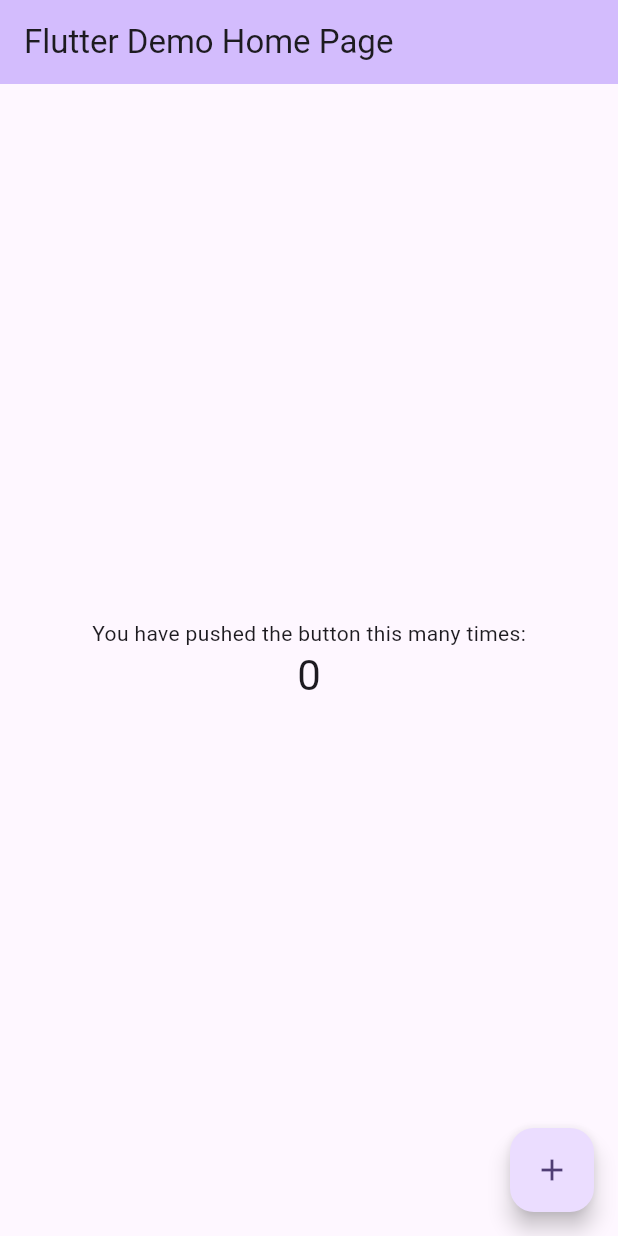
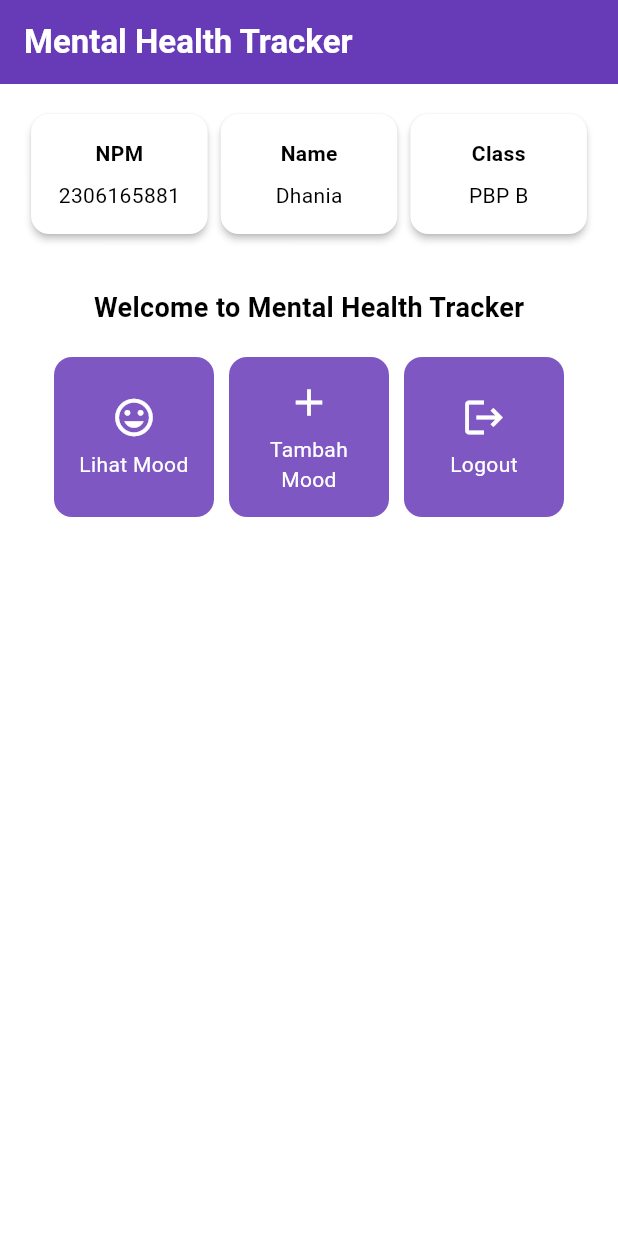
Before and after one commit to dhaniatiara/mental-health-tracker-mobile, a Flutter app: the screen it shows after launch, on a phone screen of 412 x 824 dp. Run offline on Flutter 3.47's test engine with Material 3 defaults, Android fonts, the phone set to English and light mode, and no system bars.

Commit message:
tutorial 6

```diff
--- a/mental_health_tracker/lib/main.dart
+++ b/mental_health_tracker/lib/main.dart
@@ -1,4 +1,5 @@
 import 'package:flutter/material.dart';
+import 'package:mental_health_tracker/menu.dart';
 
 void main() {
   runApp(const MyApp());
@@ -28,98 +29,12 @@ class MyApp extends StatelessWidget {
         //
         // This works for code too, not just values: Most code changes can be
         // tested with just a hot reload.
-        colorScheme: ColorScheme.fromSeed(seedColor: Colors.deepPurple),
+        colorScheme: ColorScheme.fromSwatch(
+              primarySwatch: Colors.deepPurple,
+        ).copyWith(secondary: Colors.deepPurple[400]),
         useMaterial3: true,
       ),
-      home: const MyHomePage(title: 'Flutter Demo Home Page'),
+      home: MyHomePage(),
     );
   }
 }
-
-class MyHomePage extends StatefulWidget {
-  const MyHomePage({super.key, required this.title});
-
-  // This widget is the home page of your application. It is stateful, meaning
-  // that it has a State object (defined below) that contains fields that affect
-  // how it looks.
-
-  // This class is the configuration for the state. It holds the values (in this
-  // case the title) provided by the parent (in this case the App widget) and
-  // used by the build method of the State. Fields in a Widget subclass are
-  // always marked "final".
-
-  final String title;
-
-  @override
-  State<MyHomePage> createState() => _MyHomePageState();
-}
-
-class _MyHomePageState extends State<MyHomePage> {
-  int _counter = 0;
-
-  void _incrementCounter() {
-    setState(() {
-      // This call to setState tells the Flutter framework that something has
-      // changed in this State, which causes it to rerun the build method below
-      // so that the display can reflect the updated values. If we changed
-      // _counter without calling setState(), then the build method would not be
-      // called again, and so nothing would appear to happen.
-      _counter++;
-    });
-  }
-
-  @override
-  Widget build(BuildContext context) {
-    // This method is rerun every time setState is called, for instance as done
-    // by the _incrementCounter method above.
-    //
-    // The Flutter framework has been optimized to make rerunning build methods
-    // fast, so that you can just rebuild anything that needs updating rather
-    // than having to individually change instances of widgets.
-    return Scaffold(
-      appBar: AppBar(
-        // TRY THIS: Try changing the color here to a specific color (to
-        // Colors.amber, perhaps?) and trigger a hot reload to see the AppBar
-        // change color while the other colors stay the same.
-        backgroundColor: Theme.of(context).colorScheme.inversePrimary,
-        // Here we take the value from the MyHomePage object that was created by
-        // the App.build method, and use it to set our appbar title.
-        title: Text(widget.title),
-      ),
-      body: Center(
-        // Center is a layout widget. It takes a single child and positions it
-        // in the middle of the parent.
-        child: Column(
-          // Column is also a layout widget. It takes a list of children and
-          // arranges them vertically. By default, it sizes itself to fit its
-          // children horizontally, and tries to be as tall as its parent.
-          //
-          // Column has various properties to control how it sizes itself and
-          // how it positions its children. Here we use mainAxisAlignment to
-          // center the children vertically; the main axis here is the vertical
-          // axis because Columns are vertical (the cross axis would be
-          // horizontal).
-          //
-          // TRY THIS: Invoke "debug painting" (choose the "Toggle Debug Paint"
-          // action in the IDE, or press "p" in the console), to see the
-          // wireframe for each widget.
-          mainAxisAlignment: MainAxisAlignment.center,
-          children: <Widget>[
-            const Text(
-              'You have pushed the button this many times:',
-            ),
-            Text(
-              '$_counter',
-              style: Theme.of(context).textTheme.headlineMedium,
-            ),
-          ],
-        ),
-      ),
-      floatingActionButton: FloatingActionButton(
-        onPressed: _incrementCounter,
-        tooltip: 'Increment',
-        child: const Icon(Icons.add),
-      ), // This trailing comma makes auto-formatting nicer for build methods.
-    );
-  }
-}
--- /dev/null
+++ b/mental_health_tracker/lib/menu.dart
@@ -0,0 +1,190 @@
+import 'package:flutter/material.dart';
+
+class MyHomePage extends StatelessWidget {
+  final String npm = '2306165881'; // NPM
+  final String name = 'Dhania'; // Nama
+  final String className = 'PBP B'; // Kelas
+  MyHomePage({super.key});
+
+  @override
+  Widget build(BuildContext context) {
+    // Scaffold menyediakan struktur dasar halaman dengan AppBar dan body.
+    return Scaffold(
+      // AppBar adalah bagian atas halaman yang menampilkan judul.
+      appBar: AppBar(
+        // Judul aplikasi "Mental Health Tracker" dengan teks putih dan tebal.
+        title: const Text(
+          'Mental Health Tracker',
+          style: TextStyle(
+            color: Colors.white,
+            fontWeight: FontWeight.bold,
+          ),
+        ),
+        // Warna latar belakang AppBar diambil dari skema warna tema aplikasi.
+        backgroundColor: Theme.of(context).colorScheme.primary,
+      ),
+      // Body halaman dengan padding di sekelilingnya.
+      body: Padding(
+        padding: const EdgeInsets.all(16.0),
+        // Menyusun widget secara vertikal dalam sebuah kolom.
+        child: Column(
+          crossAxisAlignment: CrossAxisAlignment.center,
+          children: [
+            // Row untuk menampilkan 3 InfoCard secara horizontal.
+            Row(
+              mainAxisAlignment: MainAxisAlignment.spaceEvenly,
+              children: [
+                InfoCard(title: 'NPM', content: npm),
+                InfoCard(title: 'Name', content: name),
+                InfoCard(title: 'Class', content: className),
+              ],
+            ),
+
+            // Memberikan jarak vertikal 16 unit.
+            const SizedBox(height: 16.0),
+
+            // Menempatkan widget berikutnya di tengah halaman.
+            Center(
+              child: Column(
+                // Menyusun teks dan grid item secara vertikal.
+
+                children: [
+                  // Menampilkan teks sambutan dengan gaya tebal dan ukuran 18.
+                  const Padding(
+                    padding: EdgeInsets.only(top: 16.0),
+                    child: Text(
+                      'Welcome to Mental Health Tracker',
+                      style: TextStyle(
+                        fontWeight: FontWeight.bold,
+                        fontSize: 18.0,
+                      ),
+                    ),
+                  ),
+
+                  // Grid untuk menampilkan ItemCard dalam bentuk grid 3 kolom.
+                  GridView.count(
+                    primary: true,
+                    padding: const EdgeInsets.all(20),
+                    crossAxisSpacing: 10,
+                    mainAxisSpacing: 10,
+                    crossAxisCount: 3,
+                    // Agar grid menyesuaikan tinggi kontennya.
+                    shrinkWrap: true,
+
+                    // Menampilkan ItemCard untuk setiap item dalam list items.
+                    children: items.map((ItemHomepage item) {
+                      return ItemCard(item);
+                    }).toList(),
+                  ),
+                ],
+              ),
+            ),
+          ],
+        ),
+      ),
+    );
+
+}
+
+  final List<ItemHomepage> items = [
+         ItemHomepage("Lihat Mood", Icons.mood),
+         ItemHomepage("Tambah Mood", Icons.add),
+         ItemHomepage("Logout", Icons.logout),
+     ];
+
+}
+
+
+class InfoCard extends StatelessWidget {
+  // Kartu informasi yang menampilkan title dan content.
+
+  final String title;  // Judul kartu.
+  final String content;  // Isi kartu.
+
+  const InfoCard({super.key, required this.title, required this.content});
+
+  @override
+  Widget build(BuildContext context) {
+    return Card(
+      // Membuat kotak kartu dengan bayangan dibawahnya.
+      elevation: 2.0,
+      child: Container(
+        // Mengatur ukuran dan jarak di dalam kartu.
+        width: MediaQuery.of(context).size.width / 3.5, // menyesuaikan dengan lebar device yang digunakan.
+        padding: const EdgeInsets.all(16.0),
+        // Menyusun title dan content secara vertikal.
+        child: Column(
+          children: [
+            Text(
+              title,
+              style: const TextStyle(fontWeight: FontWeight.bold),
+            ),
+            const SizedBox(height: 8.0),
+            Text(content),
+          ],
+        ),
+      ),
+    );
+  }
+}
+
+class ItemHomepage {
+     final String name;
+     final IconData icon;
+
+     ItemHomepage(this.name, this.icon);
+}
+
+class ItemCard extends StatelessWidget {
+  // Menampilkan kartu dengan ikon dan nama.
+
+  final ItemHomepage item;
+
+  const ItemCard(this.item, {super.key});
+
+  @override
+  Widget build(BuildContext context) {
+    return Material(
+      // Menentukan warna latar belakang dari tema aplikasi.
+      color: Theme.of(context).colorScheme.secondary,
+      // Membuat sudut kartu melengkung.
+      borderRadius: BorderRadius.circular(12),
+
+      child: InkWell(
+        // Aksi ketika kartu ditekan.
+        onTap: () {
+          // Menampilkan pesan SnackBar saat kartu ditekan.
+          ScaffoldMessenger.of(context)
+            ..hideCurrentSnackBar()
+            ..showSnackBar(
+              SnackBar(content: Text("Kamu telah menekan tombol ${item.name}!"))
+            );
+        },
+        // Container untuk menyimpan Icon dan Text
+        child: Container(
+          padding: const EdgeInsets.all(8),
+          child: Center(
+            child: Column(
+              // Menyusun ikon dan teks di tengah kartu.
+              mainAxisAlignment: MainAxisAlignment.center,
+              children: [
+                Icon(
+                  item.icon,
+                  color: Colors.white,
+                  size: 30.0,
+                ),
+                const Padding(padding: EdgeInsets.all(3)),
+                Text(
+                  item.name,
+                  textAlign: TextAlign.center,
+                  style: const TextStyle(color: Colors.white),
+                ),
+              ],
+            ),
+          ),
+        ),
+      ),
+    );
+  }
+
+}
```
